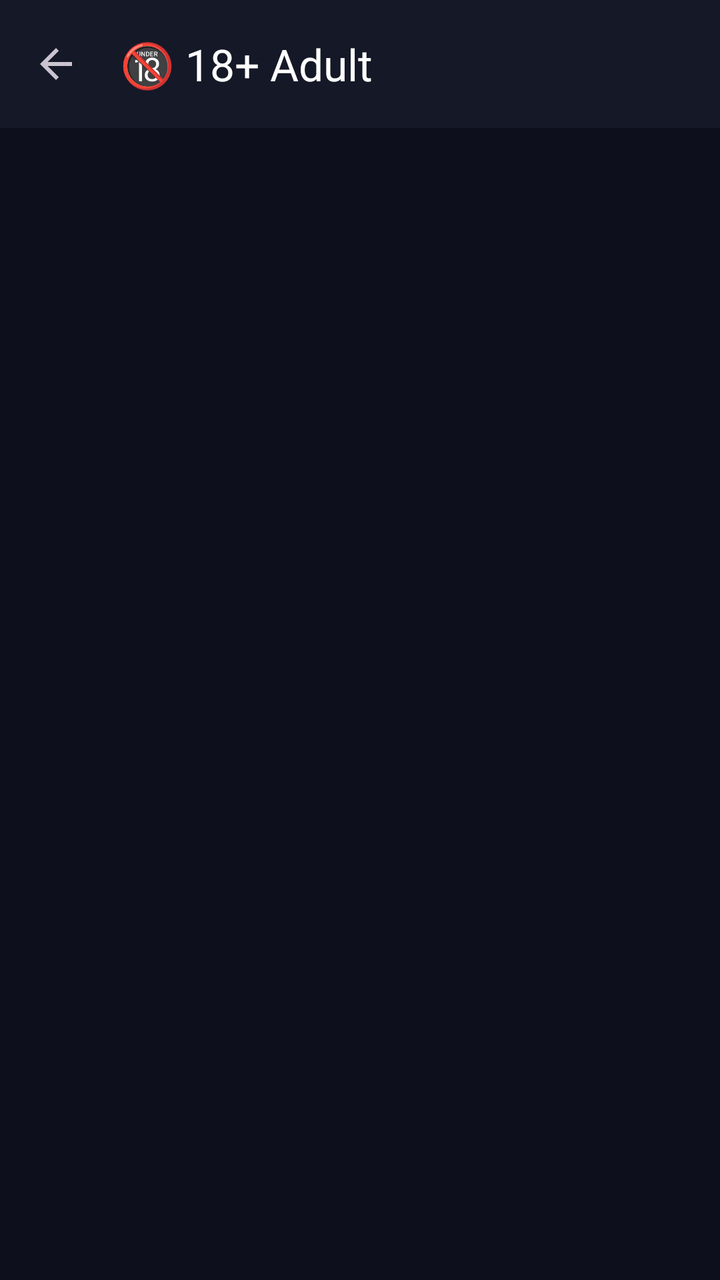
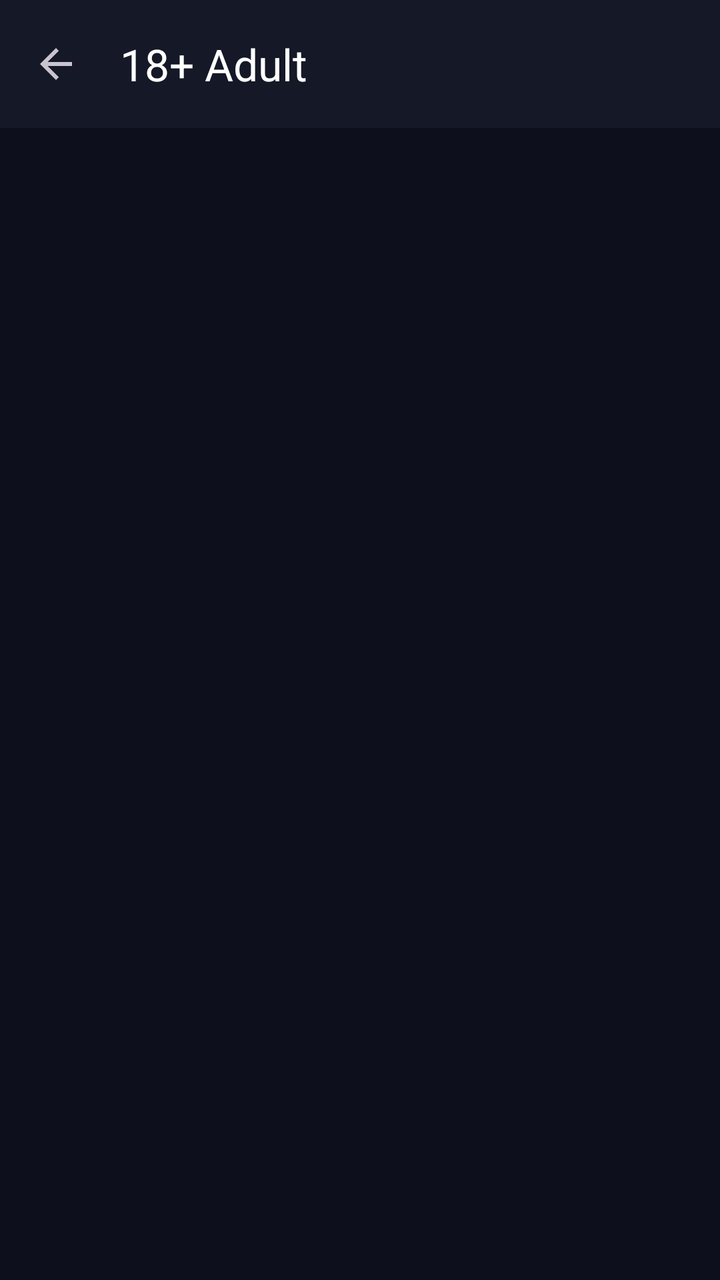

Two renders of the same Android screen: before a commit and after it. Below are the layout's source before the change and the commit's diff.
<!-- AndroidManifest.xml: application theme Theme.MovieBox -->
<!-- res/layout/activity_adult.xml -->
<?xml version="1.0" encoding="utf-8"?>
<LinearLayout xmlns:android="http://schemas.android.com/apk/res/android"
    xmlns:app="http://schemas.android.com/apk/res-auto"
    android:layout_width="match_parent"
    android:layout_height="match_parent"
    android:background="@color/bg"
    android:orientation="vertical">

    <com.google.android.material.appbar.MaterialToolbar
        android:id="@+id/adultToolbar"
        android:layout_width="match_parent"
        android:layout_height="?attr/actionBarSize"
        android:background="@color/surface"
        app:navigationIcon="?attr/homeAsUpIndicator"
        app:title="🔞 18+ Adult"
        app:titleTextColor="@color/textMain" />

    <FrameLayout
        android:layout_width="match_parent"
        android:layout_height="0dp"
        android:layout_weight="1">

        <androidx.recyclerview.widget.RecyclerView
            android:id="@+id/adultGrid"
            android:layout_width="match_parent"
            android:layout_height="match_parent"
            android:clipToPadding="false"
            android:padding="8dp"
            android:scrollbars="vertical" />

        <ProgressBar
            android:id="@+id/adultSpinner"
            android:layout_width="wrap_content"
            android:layout_height="wrap_content"
            android:layout_gravity="center"
            android:visibility="gone" />

        <LinearLayout
            android:id="@+id/adultEmpty"
            android:layout_width="match_parent"
            android:layout_height="wrap_content"
            android:layout_gravity="center"
            android:gravity="center"
            android:orientation="vertical"
            android:padding="24dp"
            android:visibility="gone">

            <TextView
                android:layout_width="wrap_content"
                android:layout_height="wrap_content"
                android:text="🔞 এখানে কোনো 18+ পোস্ট নেই"
                android:textColor="@color/textSub"
                android:textSize="15sp" />

            <com.google.android.material.button.MaterialButton
                android:id="@+id/btnAdultRetry"
                android:layout_width="wrap_content"
                android:layout_height="wrap_content"
                android:layout_marginTop="12dp"
                android:text="@string/retry"
                android:visibility="gone" />
        </LinearLayout>
    </FrameLayout>
</LinearLayout>
<!-- resources referenced by this layout -->
<resources>
  <color name="bg">#0D0F1C</color>
  <color name="surface">#151827</color>
  <color name="textMain">#FFFFFF</color>
  <color name="textSub">#A5AAC0</color>
  <string name="retry">🔄 আবার চেষ্টা করো</string>
  <style name="Theme.MovieBox" parent="Theme.Material3.Dark.NoActionBar">
          <item name="colorPrimary">@color/accent</item>
          <item name="colorOnPrimary">#FFFFFF</item>
          <item name="colorSecondary">@color/accent2</item>
          <item name="android:colorBackground">@color/bg</item>
          <item name="colorSurface">@color/surface</item>
          <item name="colorOnSurface">@color/textMain</item>
          <item name="android:statusBarColor">@color/bg</item>
          <item name="android:navigationBarColor">@color/bg</item>
          <item name="android:textColor">@color/textMain</item>
          <item name="android:fontFamily">sans-serif</item>
      </style>
  <color name="accent">#7C4DFF</color>
  <color name="accent2">#00E5A0</color>
</resources>

<!-- the commit's change to res/layout/activity_adult.xml (unified diff, before → after) -->
@@ -12,7 +12,7 @@
         android:layout_height="?attr/actionBarSize"
         android:background="@color/surface"
         app:navigationIcon="?attr/homeAsUpIndicator"
-        app:title="🔞 18+ Adult"
+        app:title="18+ Adult"
         app:titleTextColor="@color/textMain" />
 
     <FrameLayout
@@ -48,7 +48,7 @@
             <TextView
                 android:layout_width="wrap_content"
                 android:layout_height="wrap_content"
-                android:text="🔞 এখানে কোনো 18+ পোস্ট নেই"
+                android:text="এখানে কোনো 18+ পোস্ট নেই"
                 android:textColor="@color/textSub"
                 android:textSize="15sp" />
 
<!-- resource entries referenced after the edit -->
@@ -4,7 +4,7 @@
   <color name="surface">#151827</color>
   <color name="textMain">#FFFFFF</color>
   <color name="textSub">#A5AAC0</color>
-  <string name="retry">🔄 আবার চেষ্টা করো</string>
+  <string name="retry">আবার চেষ্টা করো</string>
   <style name="Theme.MovieBox" parent="Theme.Material3.Dark.NoActionBar">
           <item name="colorPrimary">@color/accent</item>
           <item name="colorOnPrimary">#FFFFFF</item>
